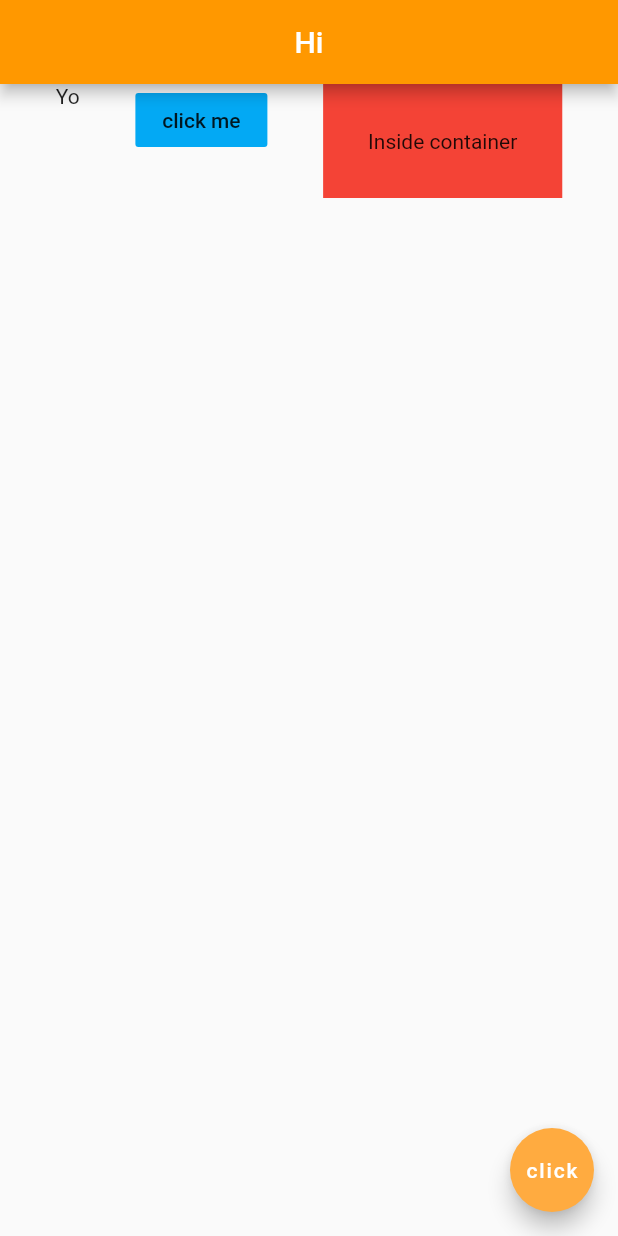
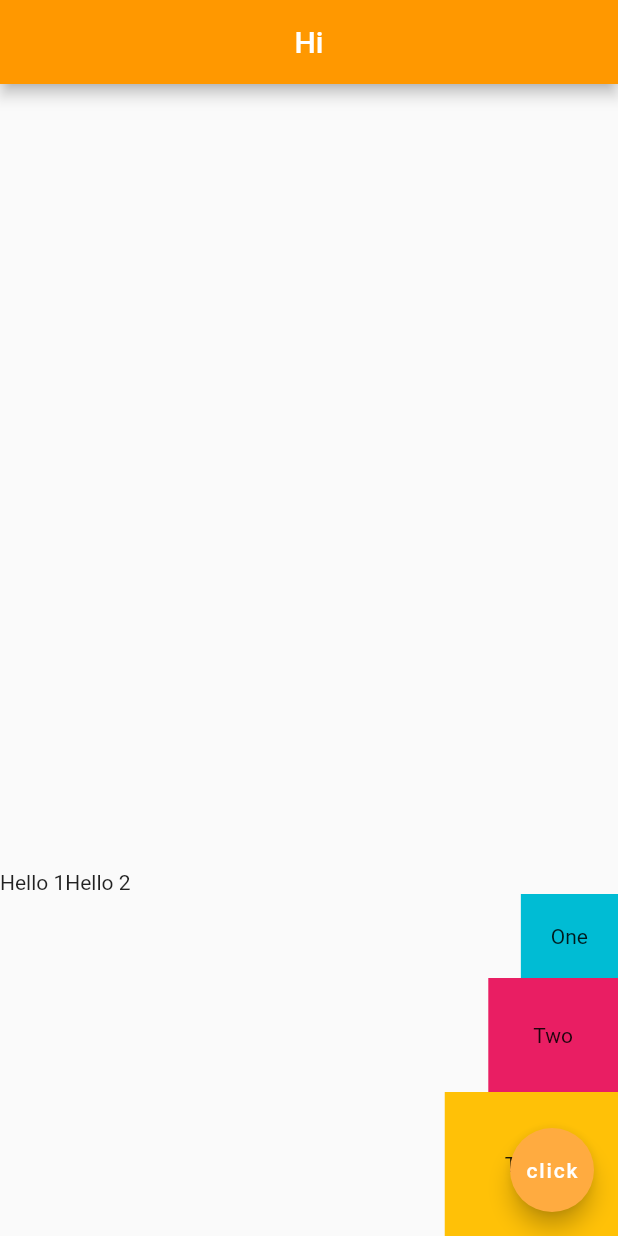
Before and after one commit to bql20000/flutter-course, a Flutter app: the screen it shows after launch, on a phone screen of 412 x 824 dp. Run offline on Flutter 3.47's test engine with Material 2 defaults, Android fonts, the phone set to English and light mode, and no system bars.

Commit message:
Columns & Mix

```diff
--- a/lib/main.dart
+++ b/lib/main.dart
@@ -19,16 +19,30 @@ class Home extends StatelessWidget {
       //   color: Colors.grey[400],
       //   child: Text('Hello')
       // ),
-      body: Row(
-        mainAxisAlignment: MainAxisAlignment.spaceEvenly,
-        crossAxisAlignment: CrossAxisAlignment.start,
+      body: Column(
+        mainAxisAlignment: MainAxisAlignment.end,
+        crossAxisAlignment: CrossAxisAlignment.end,
         children: [
-          Text('Yo'),
-          FlatButton(onPressed: () {}, child: Text('click me'), color: Colors.lightBlue,),
+          Row(
+            children: [
+              Text('Hello 1'),
+              Text('Hello 2')
+            ],
+          ),
           Container(
-            color: Colors.red,
+            padding: EdgeInsets.all(20),
+            color: Colors.cyan,
+            child: Text('One'),
+          ),
+          Container(
             padding: EdgeInsets.all(30),
-            child: Text('Inside container'),
+            color: Colors.pink,
+            child: Text('Two'),
+          ),
+          Container(
+            padding: EdgeInsets.all(40),
+            color: Colors.amber,
+            child: Text('Three'),
           )
         ],
       ),
```
